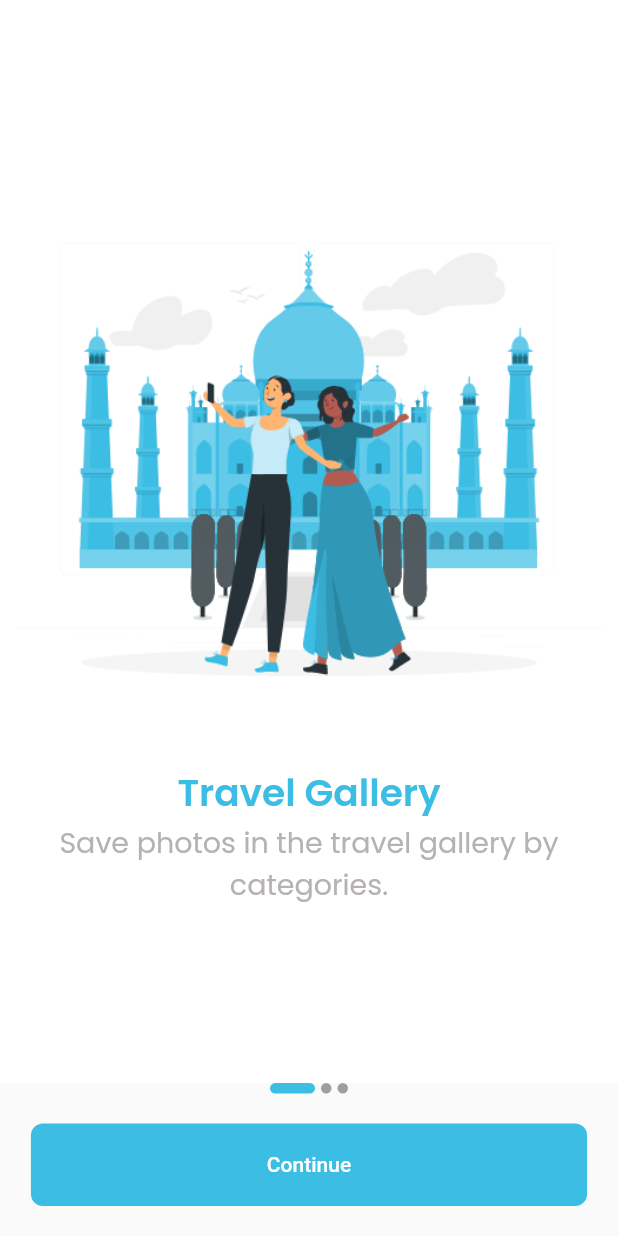
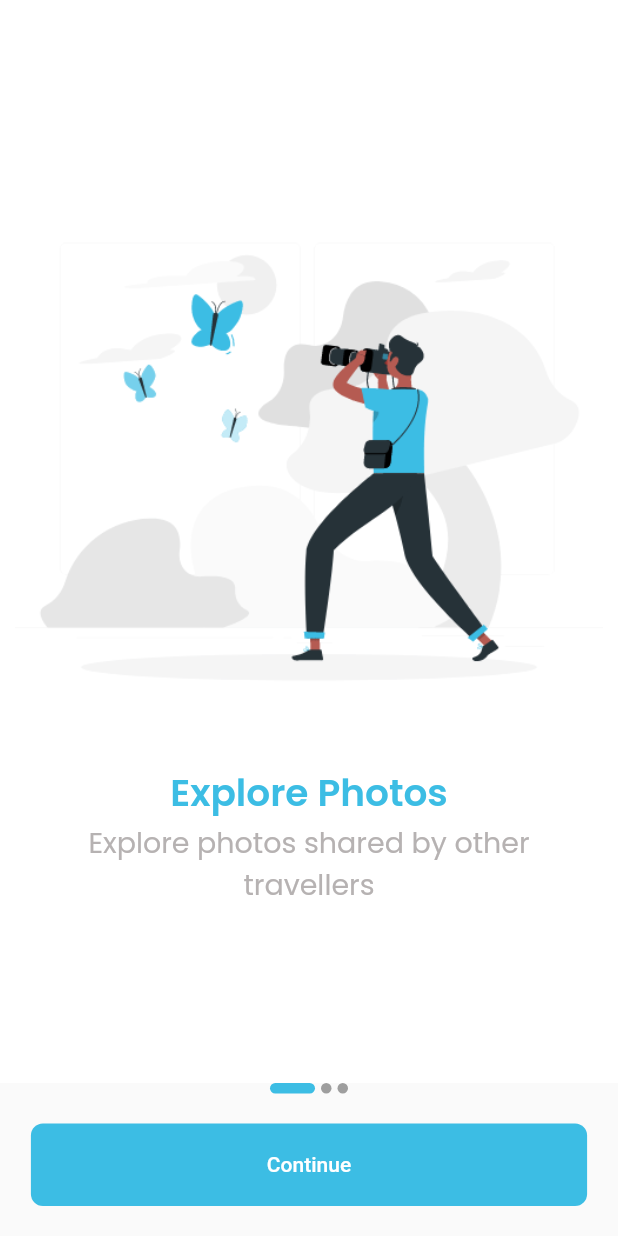
Before and after one commit to HifaOner/travelGallery, a Flutter app: the screen it shows after launch, on a phone screen of 412 x 824 dp. Run offline on Flutter 3.47's test engine with Material 2 defaults, Android fonts, the phone set to English and light mode, and no system bars; our stand-ins replace cached_network_image, carousel_slider, dio, flutter_signin_button, geolocator, google_maps_flutter and 3 more.

Commit message:
text checked

```diff
--- a/lib/components/onboarding_data.dart
+++ b/lib/components/onboarding_data.dart
@@ -1,22 +1,21 @@
 import 'package:oua_flutter_travel_gallery/components/onboarding_info.dart';
 
-class OnboardingData{
+class OnboardingData {
   List<OnboardingInfo> items = [
     OnboardingInfo(
-      title: "Travel Gallery",
-      description: "Save photos in the travel gallery by categories.",
-      image: "assets/images/girls.gif",
-  ),
-  OnboardingInfo(
       title: "Explore Photos",
       description: "Explore photos shared by other travellers",
       image: "assets/images/photo.gif",
-  ),
-  OnboardingInfo(
+    ),
+    OnboardingInfo(
+      title: "Save Gallery",
+      description: "Save your photos to the travel gallery by categories.",
+      image: "assets/images/girls.gif",
+    ),
+    OnboardingInfo(
       title: "Find Location",
       description: "Find your location easily wherever you go.",
       image: "assets/images/current_loc.gif",
-  ),
-
+    ),
   ];
 }
--- a/lib/main.dart
+++ b/lib/main.dart
@@ -1,5 +1,4 @@
 import 'package:flutter/material.dart';
-import 'package:oua_flutter_travel_gallery/views/bottom_nav.dart';
 import 'package:oua_flutter_travel_gallery/views/onboarding.dart';
 
 void main() {
```
